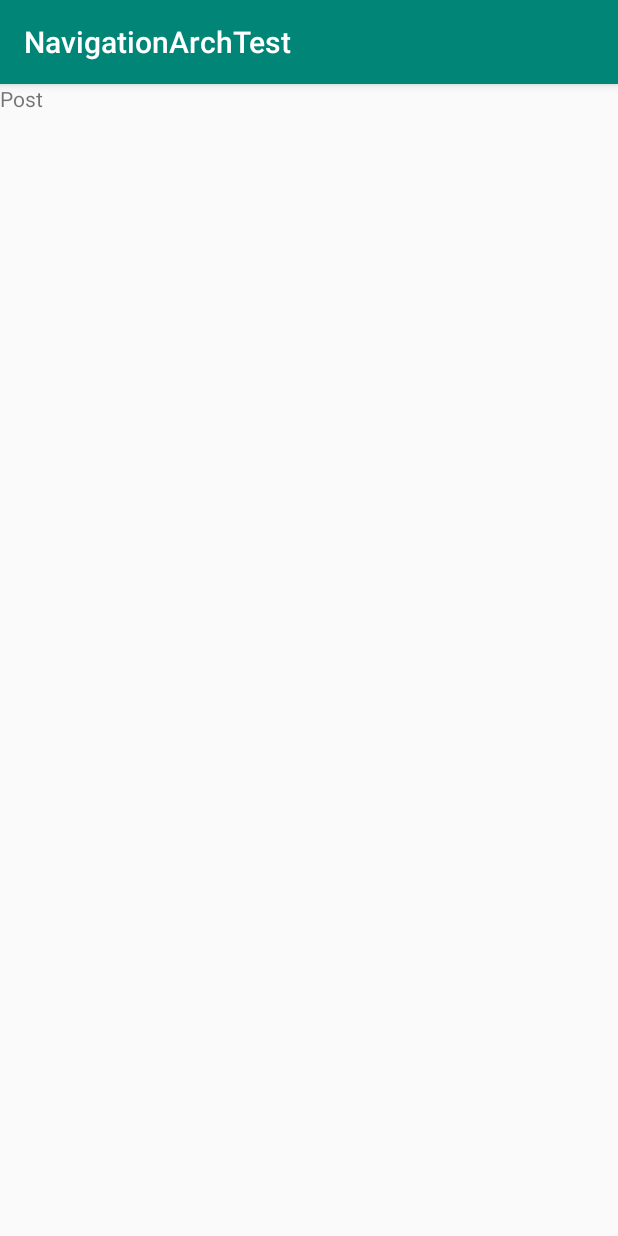
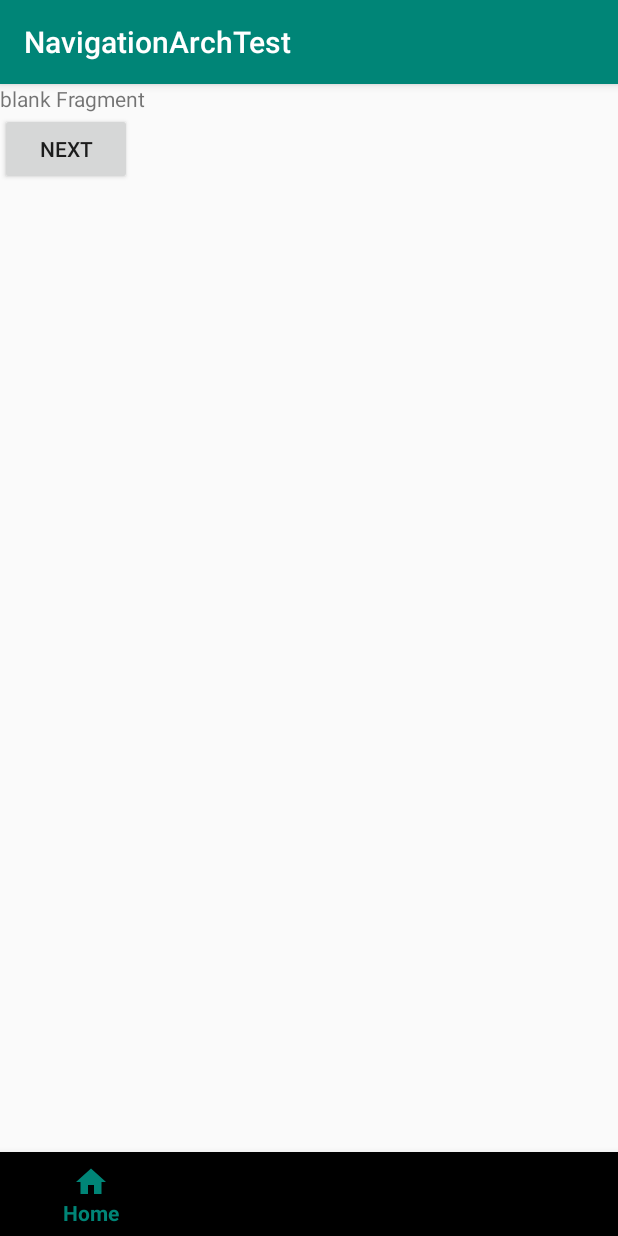
Before and after one commit to Telzhanov/NavigationArchTest, an Android app: the screen it shows after launch (PostActivity before the commit, MainActivity after it), item 4 of the bottom bar chosen, on a phone screen of 412 x 824 dp. Run offline under Robolectric (Android 15) with nearby library versions, the phone set to English and light mode, and no system bars; our stand-ins replace navigation-ui; 1 statement that could not run was skipped.

```diff
--- a/app/src/main/java/com/example/navigationarchtest/MainActivity.kt
+++ b/app/src/main/java/com/example/navigationarchtest/MainActivity.kt
@@ -1,15 +1,19 @@
 package com.example.navigationarchtest
 
 import android.content.Intent
+import android.net.Uri
 import androidx.appcompat.app.AppCompatActivity
 import android.os.Bundle
 import android.util.Log
+import android.widget.Toast
 import androidx.navigation.NavController
 import androidx.navigation.findNavController
 import androidx.navigation.fragment.NavHostFragment
 import androidx.navigation.fragment.findNavController
 import androidx.navigation.ui.setupWithNavController
+import com.google.android.gms.tasks.OnCompleteListener
 import com.google.android.material.bottomnavigation.BottomNavigationView
+import com.google.firebase.iid.FirebaseInstanceId
 import kotlinx.android.synthetic.main.activity_main.*
 
 class MainActivity : AppCompatActivity() {
@@ -20,10 +24,24 @@ class MainActivity : AppCompatActivity() {
     override fun onCreate(savedInstanceState: Bundle?) {
         super.onCreate(savedInstanceState)
         setContentView(R.layout.activity_main)
+        FirebaseInstanceId.getInstance().instanceId
+            .addOnCompleteListener(OnCompleteListener { task ->
+                if (!task.isSuccessful) {
+                    return@OnCompleteListener
+                }
+
+                // Get new Instance ID token
+                val token = task.result?.token
+
+                // Log and toast
+                Log.d("fcm token", token.toString())
+                Toast.makeText(baseContext, "fcm:token ${token.toString()}", Toast.LENGTH_SHORT).show()
+            })
         stackSelectedTabs.add("nav1")
         val nav1 = NavHostFragment.create(R.navigation.nav_graph1)
         val nav2 = NavHostFragment.create(R.navigation.nav_grapg2)
         val nav3 = NavHostFragment.create(R.navigation.nav_graph3)
+
         supportFragmentManager.beginTransaction()
             .add(R.id.container, nav1, "nav1")
             .add(R.id.container, nav2, "nav2")
@@ -31,8 +49,7 @@ class MainActivity : AppCompatActivity() {
             .attach(nav1)
             .detach(nav2)
             .detach(nav3)
-            .commit()
-
+            .commitNow()
 
         navigation_bar.setOnNavigationItemSelectedListener {
             when(it.itemId) {
@@ -115,12 +132,45 @@ class MainActivity : AppCompatActivity() {
                         .commit()
                 }
                 R.id.post_activity -> {
-                    val intent = Intent(this, PostActivity::class.java)
+                    val intent = Intent(this, MainActivity::class.java)
                     startActivity(intent)
                     return@setOnNavigationItemSelectedListener false
                 }
             }
             true
+        }
+        if (intent?.extras?.getString("deeplink") != null) {
+            intent.data = Uri.parse(intent?.extras?.getString("deeplink"))
+            if ((supportFragmentManager.findFragmentByTag("nav1") as NavHostFragment).findNavController().handleDeepLink(intent)) {
+                stackSelectedTabs.clear()
+                navigation_bar.selectedItemId = R.id.blank_fragment
+            }
+
+            if ((supportFragmentManager.findFragmentByTag("nav2") as NavHostFragment).findNavController().handleDeepLink(intent)) {
+                stackSelectedTabs.clear()
+                navigation_bar.selectedItemId = R.id.profile_fragment
+            }
+
+            if ((supportFragmentManager.findFragmentByTag("nav3") as NavHostFragment).findNavController().handleDeepLink(intent)) {
+                stackSelectedTabs.clear()
+                navigation_bar.selectedItemId = R.id.setting_fragment
+            }
+        }
+
+    }
+
+    override fun onNewIntent(intent: Intent?) {
+        super.onNewIntent(intent)
+        if ((supportFragmentManager.findFragmentByTag("nav1") as NavHostFragment).findNavController().handleDeepLink(intent)) {
+            navigation_bar.selectedItemId = R.id.blank_fragment
+        }
+
+        if ((supportFragmentManager.findFragmentByTag("nav2") as NavHostFragment).findNavController().handleDeepLink(intent)) {
+            navigation_bar.selectedItemId = R.id.profile_fragment
+        }
+
+        if ((supportFragmentManager.findFragmentByTag("nav3") as NavHostFragment).findNavController().handleDeepLink(intent)) {
+            navigation_bar.selectedItemId = R.id.setting_fragment
         }
     }
 
--- a/app/src/main/res/navigation/nav_grapg2.xml
+++ b/app/src/main/res/navigation/nav_grapg2.xml
@@ -11,6 +11,12 @@
         android:label="Profile"
         tools:layout="@layout/fragment_profile"
         >
+
+        <deepLink
+            android:id = "@+id/profile_deeplink"
+            app:uri="app://example/user"
+            android:autoVerify="true"
+            />
 
         <action
             android:id="@+id/to_detail"
@@ -26,6 +32,14 @@
         android:name="com.example.navigationarchtest.DetailFragment"
         android:label="Detail"
         tools:layout="@layout/fragment_detail"
-        />
+        >
+
+        <deepLink
+            android:id="@+id/detail_deeplink"
+            app:uri="app://example/user/detail"
+            android:autoVerify="true"
+            />
+
+    </fragment>
 
 </navigation>
--- a/app/src/main/res/values/strings.xml
+++ b/app/src/main/res/values/strings.xml
@@ -3,4 +3,5 @@
 
     <!-- TODO: Remove or change this placeholder text -->
     <string name="hello_blank_fragment">Hello blank fragment</string>
+    <string name="default_notification_channel_id" translatable="false">fcm_default_channel</string>
 </resources>
--- a/build.gradle
+++ b/build.gradle
@@ -10,6 +10,7 @@ buildscript {
     dependencies {
         classpath 'com.android.tools.build:gradle:3.5.0'
         classpath "org.jetbrains.kotlin:kotlin-gradle-plugin:$kotlin_version"
+        classpath 'com.google.gms:google-services:4.3.2'
         // NOTE: Do not place your application dependencies here; they belong
         // in the individual module build.gradle files
     }
```
Also changed, not shown: app/build.gradle (+7 -1 lines), app/src/main/AndroidManifest.xml (+20 -0 lines), app/src/main/java/com/example/navigationarchtest/DeepLinkActivity.kt (added, +20 -0 lines), app/src/main/java/com/example/navigationarchtest/MyFirebaseMessagingService.kt (added, +81 -0 lines), app/src/main/res/layout/activity_deep_link.xml (added, +9 -0 lines), 1 other file.
